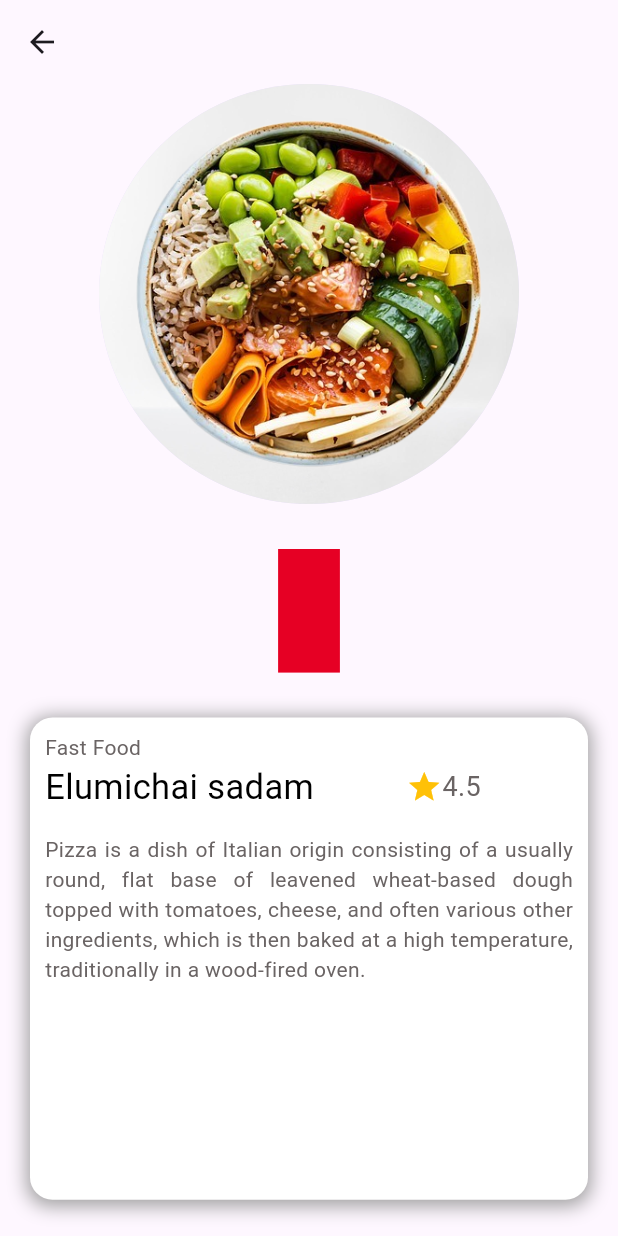
After one commit to SathiaPang/kilofoodie, a Flutter app: the FoodDetailScreen screen opened directly with sample values from the repository, on a phone screen of 412 x 824 dp. The commit adds this screen. Run offline on Flutter 3.47's test engine with Material 3 defaults, Android fonts, the light colour scheme and no system bars; our stand-ins replace flutter_rating_bar, get, get_storage, salomon_bottom_bar; accounts and stored records are empty.

Commit message:
Food Detail screen

```diff
--- a/lib/repository/data.dart
+++ b/lib/repository/data.dart
@@ -16,15 +16,15 @@ class FoodCategory {
 }
 
 class FoodRepo {
-  String image, subtitle, price, category;
+  String image, subtitle, price, category, detail;
 
   FoodRepo({
     required this.image,
     required this.subtitle,
     required this.price,
     required this.category,
+    required this.detail,
   });
-
   static List<FoodRepo> foodrepo = [
     //fast food
     FoodRepo(
@@ -32,30 +32,40 @@ class FoodRepo {
       subtitle: 'Elumichai sadam',
       price: '25 ',
       category: "Fast Food",
+      detail:
+          "Pizza is a dish of Italian origin consisting of a usually round, flat base of leavened wheat-based dough topped with tomatoes, cheese, and often various other ingredients, which is then baked at a high temperature, traditionally in a wood-fired oven.",
     ),
     FoodRepo(
       image: 'assets/images/food/food-2.png',
       subtitle: 'Chicken soup',
       price: '25.5',
       category: "Fast Food",
+      detail:
+          "Pizza is a dish of Italian origin consisting of a usually round, flat base of leavened wheat-based dough topped with tomatoes, cheese, and often various other ingredients, which is then baked at a high temperature, traditionally in a wood-fired oven.",
     ),
     FoodRepo(
       image: 'assets/images/food/food-3.png',
       subtitle: 'Pad Thai',
       price: '15.6 ',
       category: "Fast Food",
+      detail:
+          "Pizza is a dish of Italian origin consisting of a usually round, flat base of leavened wheat-based dough topped with tomatoes, cheese, and often various other ingredients, which is then baked at a high temperature, traditionally in a wood-fired oven.",
     ),
     FoodRepo(
       image: 'assets/images/food/food-4.png',
       subtitle: 'Gyro Sandwich',
       price: '18.90 ',
       category: "Fast Food",
+      detail:
+          "Pizza is a dish of Italian origin consisting of a usually round, flat base of leavened wheat-based dough topped with tomatoes, cheese, and often various other ingredients, which is then baked at a high temperature, traditionally in a wood-fired oven.",
     ),
     FoodRepo(
       image: 'assets/images/food/food-5.png',
       subtitle: 'Miso Soup',
       price: '9.80 ',
       category: "Fast Food",
+      detail:
+          "Pizza is a dish of Italian origin consisting of a usually round, flat base of leavened wheat-based dough topped with tomatoes, cheese, and often various other ingredients, which is then baked at a high temperature, traditionally in a wood-fired oven.",
     ),
 
     //Drink
@@ -64,30 +74,40 @@ class FoodRepo {
       subtitle: 'Gin and Coke',
       price: '7.3 ',
       category: "Drink",
+      detail:
+          "Pizza is a dish of Italian origin consisting of a usually round, flat base of leavened wheat-based dough topped with tomatoes, cheese, and often various other ingredients, which is then baked at a high temperature, traditionally in a wood-fired oven.",
     ),
     FoodRepo(
       image: 'assets/images/drink/drink-2.png',
       subtitle: 'Dirty Martini',
       price: '9.25 ',
       category: "Drink",
+      detail:
+          "Pizza is a dish of Italian origin consisting of a usually round, flat base of leavened wheat-based dough topped with tomatoes, cheese, and often various other ingredients, which is then baked at a high temperature, traditionally in a wood-fired oven.",
     ),
     FoodRepo(
       image: 'assets/images/drink/drink-3.png',
       subtitle: 'Negroni',
       price: '10.25 ',
       category: "Drink",
+      detail:
+          "Pizza is a dish of Italian origin consisting of a usually round, flat base of leavened wheat-based dough topped with tomatoes, cheese, and often various other ingredients, which is then baked at a high temperature, traditionally in a wood-fired oven.",
     ),
     FoodRepo(
       image: 'assets/images/drink/drink-4.png',
       subtitle: 'Gin and Tonic',
       price: '5.50 ',
       category: "Drink",
+      detail:
+          "Pizza is a dish of Italian origin consisting of a usually round, flat base of leavened wheat-based dough topped with tomatoes, cheese, and often various other ingredients, which is then baked at a high temperature, traditionally in a wood-fired oven.",
     ),
     FoodRepo(
       image: 'assets/images/drink/drink-5.png',
       subtitle: 'Martini',
       price: '4.75',
       category: "Drink",
+      detail:
+          "Pizza is a dish of Italian origin consisting of a usually round, flat base of leavened wheat-based dough topped with tomatoes, cheese, and often various other ingredients, which is then baked at a high temperature, traditionally in a wood-fired oven.",
     ),
 
     //Snack
@@ -96,36 +116,48 @@ class FoodRepo {
       subtitle: 'Berry Bliss',
       price: '5.35 ',
       category: "Snack",
+      detail:
+          "Pizza is a dish of Italian origin consisting of a usually round, flat base of leavened wheat-based dough topped with tomatoes, cheese, and often various other ingredients, which is then baked at a high temperature, traditionally in a wood-fired oven.",
     ),
     FoodRepo(
       image: 'assets/images/snacks/snack-2.png',
       subtitle: 'Mango Tango',
       price: '6.75 ',
       category: "Snack",
+      detail:
+          "Pizza is a dish of Italian origin consisting of a usually round, flat base of leavened wheat-based dough topped with tomatoes, cheese, and often various other ingredients, which is then baked at a high temperature, traditionally in a wood-fired oven.",
     ),
     FoodRepo(
       image: 'assets/images/snacks/snack-3.png',
       subtitle: 'Almond Delight',
       price: '8.65',
       category: "Snack",
+      detail:
+          "Pizza is a dish of Italian origin consisting of a usually round, flat base of leavened wheat-based dough topped with tomatoes, cheese, and often various other ingredients, which is then baked at a high temperature, traditionally in a wood-fired oven.",
     ),
     FoodRepo(
       image: 'assets/images/snacks/snack-4.png',
       subtitle: 'Coconut Crunch',
       price: '4.35',
       category: "Snack",
+      detail:
+          "Pizza is a dish of Italian origin consisting of a usually round, flat base of leavened wheat-based dough topped with tomatoes, cheese, and often various other ingredients, which is then baked at a high temperature, traditionally in a wood-fired oven.",
     ),
     FoodRepo(
       image: 'assets/images/snacks/snack-5.png',
       subtitle: 'Chocolate Hazelnut',
       price: '2.25',
       category: "Snack",
+      detail:
+          "Pizza is a dish of Italian origin consisting of a usually round, flat base of leavened wheat-based dough topped with tomatoes, cheese, and often various other ingredients, which is then baked at a high temperature, traditionally in a wood-fired oven.",
     ),
     FoodRepo(
       image: 'assets/images/snacks/snack-6.png',
       subtitle: 'Citrus Popcorn',
       price: '5.65 ',
       category: "Snack",
+      detail:
+          "Pizza is a dish of Italian origin consisting of a usually round, flat base of leavened wheat-based dough topped with tomatoes, cheese, and often various other ingredients, which is then baked at a high temperature, traditionally in a wood-fired oven.",
     ),
   ];
 }
--- a/lib/screens/Menu list/item_view.dart
+++ b/lib/screens/Menu list/item_view.dart
@@ -1,6 +1,8 @@
 import 'package:flutter/material.dart';
+import 'package:get/get.dart';
 import 'package:kilofoodie/constant/constants.dart';
 import 'package:kilofoodie/repository/data.dart';
+import 'package:kilofoodie/screens/detailscreen.dart';
 
 class Item_View extends StatelessWidget {
   const Item_View({
@@ -13,13 +15,16 @@ class Item_View extends StatelessWidget {
   @override
   Widget build(BuildContext context) {
     Size size = MediaQuery.of(context).size;
-    return Container(
+    return InkWell(
+      onTap: () {
+        Get.to(() => FoodDetailScreen(
+              food: food,
+            ));
+      },
+      child: Container(
         height: double.infinity,
         width: size.width * .65,
-      margin: EdgeInsets.only(left: 0, right: 0, top: 0, bottom: 0),
-      decoration: BoxDecoration(
-        borderRadius: BorderRadius.circular(30),
-      ),
+        //margin: EdgeInsets.only(left: 0, right: 0, top: 0, bottom: 0),
         child: Column(
           mainAxisAlignment: MainAxisAlignment.center,
           children: [
@@ -82,8 +87,8 @@ class Item_View extends StatelessWidget {
                       ),
                       Text(
                         '5',
-                      style:
-                          TextStyle(fontSize: 17, color: Constants.textcolors),
+                        style: TextStyle(
+                            fontSize: 17, color: Constants.textcolors),
                       )
                     ],
                   ),
@@ -115,6 +120,7 @@ class Item_View extends StatelessWidget {
             ),
           ],
         ),
+      ),
     );
   }
 }
--- /dev/null
+++ b/lib/screens/detailscreen.dart
@@ -0,0 +1,113 @@
+import 'package:flutter/material.dart';
+import 'package:kilofoodie/constant/constants.dart';
+import 'package:kilofoodie/repository/data.dart';
+
+class FoodDetailScreen extends StatelessWidget {
+  final FoodRepo food;
+
+  const FoodDetailScreen({Key? key, required this.food}) : super(key: key);
+
+  @override
+  Widget build(BuildContext context) {
+    Size size = MediaQuery.of(context).size;
+    return Scaffold(
+      appBar: AppBar(
+        title: Text(""),
+      ),
+      body: Center(
+        child: Column(
+          children: [
+            CircleAvatar(
+              radius: 140,
+              backgroundImage: AssetImage(food.image),
+            ),
+            SizedBox(
+              height: 30,
+            ),
+            Container(
+              width: size.width * .10,
+              height: size.height * .10,
+              color: Constants.primaryColor,
+            ),
+            SizedBox(
+              height: 30,
+            ),
+            Padding(
+              padding: const EdgeInsets.symmetric(horizontal: 20.0),
+              child: Container(
+                width: size.width * 1,
+                height: size.height * .39,
+                decoration: BoxDecoration(
+                  color: Constants.White,
+                  borderRadius: BorderRadius.circular(15),
+                  boxShadow: [
+                    BoxShadow(
+                      color:
+                          Colors.grey, // You can set your desired shadow color
+                      blurRadius: 10.0, // Adjust the blur radius
+                      spreadRadius: 2.0, // Adjust the spread radius
+                      offset: Offset(
+                        0.0, // horizontal offset
+                        2.0, // vertical offset
+                      ),
+                    ),
+                  ],
+                ),
+                child: Padding(
+                  padding:
+                      const EdgeInsets.only(left: 10.0, top: 10.0, right: 10.0),
+                  child: Column(
+                    crossAxisAlignment: CrossAxisAlignment.start,
+                    children: [
+                      Text(
+                        food.category,
+                        style: TextStyle(color: Constants.formtextcolor),
+                      ),
+                      Row(
+                        mainAxisAlignment: MainAxisAlignment.spaceBetween,
+                        children: [
+                          Text(
+                            food.subtitle,
+                            style: TextStyle(
+                                color: Colors.black,
+                                fontSize: 23,
+                                fontWeight: FontWeight.w400),
+                          ),
+                          Row(
+                            children: [
+                              Icon(
+                                Icons.star,
+                                color: Colors.amber,
+                              ),
+                              Text(
+                                '4.5',
+                                style: TextStyle(
+                                    fontSize: 18,
+                                    color: Constants.formtextcolor),
+                              ),
+                            ],
+                          ),
+                          Row(
+                            children: [],
+                          ),
+                        ],
+                      ),
+                      SizedBox(
+                        height: 15,
+                      ),
+                      Text(
+                        food.detail,
+                        textAlign: TextAlign.justify,
+                        style: TextStyle(color: Constants.formtextcolor),
+                      )
+                    ],
+                  ),
+                ),
+              ),
+            ),
+          ],
+        ),
+      ),
+    );
+  }
+}
```
Lines whose indentation alone changed are shown as unchanged.
